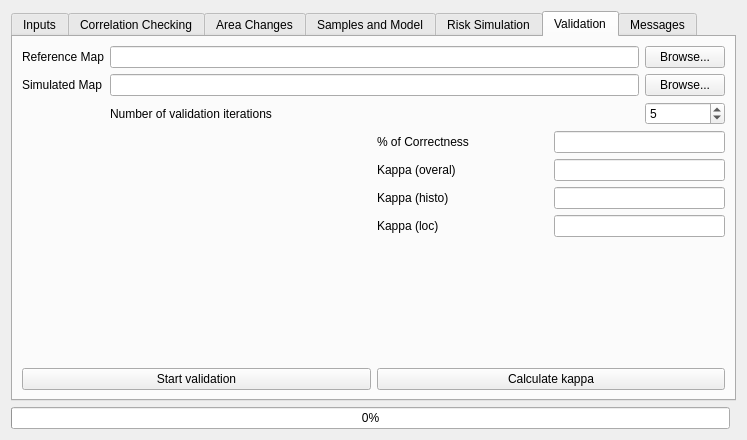
The window that ui/moluscedialogbase.ui (nextgis/qgis_molusce) describes before a commit, drawn with Qt 5.
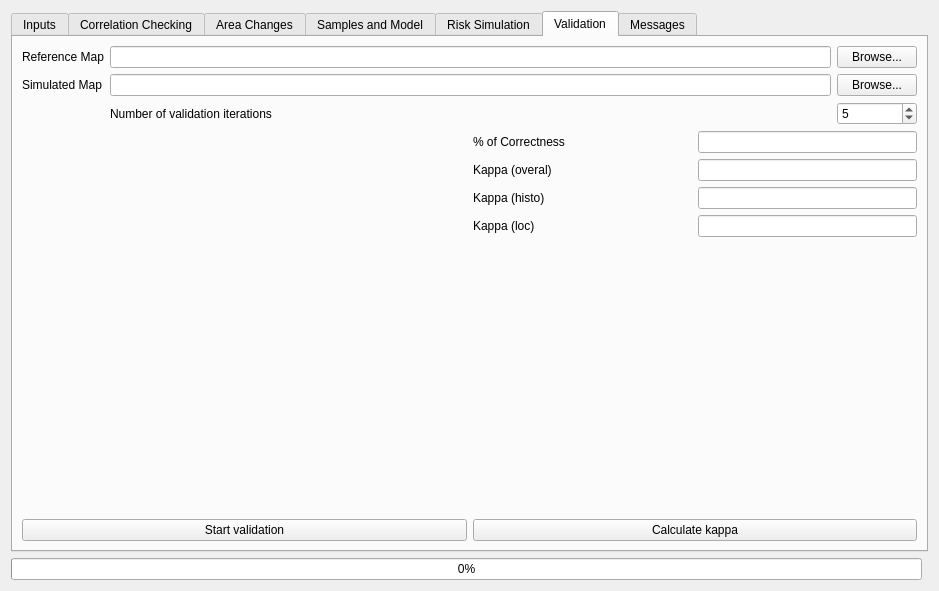
The same window after the commit. Custom widgets are drawn as their Qt base class.

What changed in the file:
```diff
--- a/ui/moluscedialogbase.ui
+++ b/ui/moluscedialogbase.ui
@@ -6,8 +6,8 @@
    <rect>
     <x>0</x>
     <y>0</y>
-    <width>747</width>
-    <height>440</height>
+    <width>939</width>
+    <height>591</height>
    </rect>
   </property>
   <property name="windowTitle">
```
